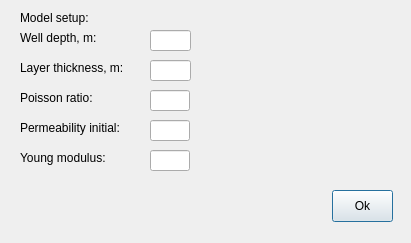
Above: ui/input_window.ui from bob1ch/Hydraulic-fracturing before the change. Below: the same form after it.
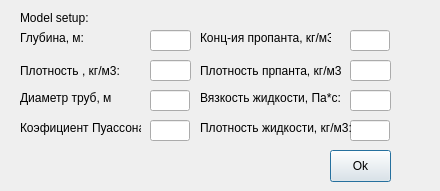
That is the form after the change.

What changed in the file:
```diff
--- a/ui/input_window.ui
+++ b/ui/input_window.ui
@@ -6,8 +6,8 @@
    <rect>
     <x>0</x>
     <y>0</y>
-    <width>411</width>
-    <height>243</height>
+    <width>440</width>
+    <height>191</height>
    </rect>
   </property>
   <property name="windowTitle">
@@ -46,7 +46,7 @@
     </rect>
    </property>
    <property name="text">
-    <string>Well depth, m:</string>
+    <string>Глубина, м:</string>
    </property>
   </widget>
   <widget class="QLabel" name="label_3">
@@ -54,12 +54,12 @@
     <rect>
      <x>20</x>
      <y>60</y>
-     <width>121</width>
-     <height>16</height>
+     <width>131</width>
+     <height>21</height>
     </rect>
    </property>
    <property name="text">
-    <string>Layer thickness, m:</string>
+    <string>Плотность , кг/м3: </string>
    </property>
   </widget>
   <widget class="QLineEdit" name="varThickness">
@@ -82,7 +82,7 @@
     </rect>
    </property>
    <property name="text">
-    <string>Poisson ratio:</string>
+    <string>Диаметр труб, м:</string>
    </property>
   </widget>
   <widget class="QLineEdit" name="varPoisson">
@@ -115,27 +115,14 @@
     </rect>
    </property>
    <property name="text">
-    <string>Permeability initial:</string>
+    <string>Коэфициент Пуассона:</string>
    </property>
   </widget>
-  <widget class="QLabel" name="label_6">
+  <widget class="QLineEdit" name="C_p">
    <property name="geometry">
     <rect>
-     <x>20</x>
-     <y>150</y>
-     <width>121</width>
-     <height>16</height>
-    </rect>
-   </property>
-   <property name="text">
-    <string>Young modulus:</string>
-   </property>
-  </widget>
-  <widget class="QLineEdit" name="varYoung">
-   <property name="geometry">
-    <rect>
-     <x>150</x>
-     <y>150</y>
+     <x>350</x>
+     <y>30</y>
      <width>40</width>
      <height>21</height>
     </rect>
@@ -144,8 +131,8 @@
   <widget class="QPushButton" name="btnOk">
    <property name="geometry">
     <rect>
-     <x>332</x>
-     <y>190</y>
+     <x>330</x>
+     <y>150</y>
      <width>61</width>
      <height>32</height>
     </rect>
@@ -154,6 +141,88 @@
     <string>Ok</string>
    </property>
   </widget>
+  <widget class="QLineEdit" name="ro_g">
+   <property name="geometry">
+    <rect>
+     <x>350</x>
+     <y>120</y>
+     <width>40</width>
+     <height>21</height>
+    </rect>
+   </property>
+  </widget>
+  <widget class="QLineEdit" name="ro_p">
+   <property name="geometry">
+    <rect>
+     <x>350</x>
+     <y>60</y>
+     <width>41</width>
+     <height>21</height>
+    </rect>
+   </property>
+  </widget>
+  <widget class="QLineEdit" name="mu_g">
+   <property name="geometry">
+    <rect>
+     <x>350</x>
+     <y>90</y>
+     <width>41</width>
+     <height>21</height>
+    </rect>
+   </property>
+  </widget>
+  <widget class="QLabel" name="label_6">
+   <property name="geometry">
+    <rect>
+     <x>200</x>
+     <y>90</y>
+     <width>141</width>
+     <height>16</height>
+    </rect>
+   </property>
+   <property name="text">
+    <string>Вязкость жидкости, Па*с:</string>
+   </property>
+  </widget>
+  <widget class="QLabel" name="label_7">
+   <property name="geometry">
+    <rect>
+     <x>200</x>
+     <y>30</y>
+     <width>131</width>
+     <height>16</height>
+    </rect>
+   </property>
+   <property name="text">
+    <string>Конц-ия пропанта, кг/м3:</string>
+   </property>
+  </widget>
+  <widget class="QLabel" name="label_8">
+   <property name="geometry">
+    <rect>
+     <x>200</x>
+     <y>60</y>
+     <width>141</width>
+     <height>21</height>
+    </rect>
+   </property>
+   <property name="text">
+    <string>Плотность прпанта, кг/м3: </string>
+   </property>
+  </widget>
+  <widget class="QLabel" name="label_9">
+   <property name="geometry">
+    <rect>
+     <x>200</x>
+     <y>120</y>
+     <width>151</width>
+     <height>16</height>
+    </rect>
+   </property>
+   <property name="text">
+    <string>Плотность жидкости, кг/м3: </string>
+   </property>
+  </widget>
  </widget>
  <resources/>
  <connections/>
```
Left out of the diff: 8 changed lines with no effect on the pictures.
